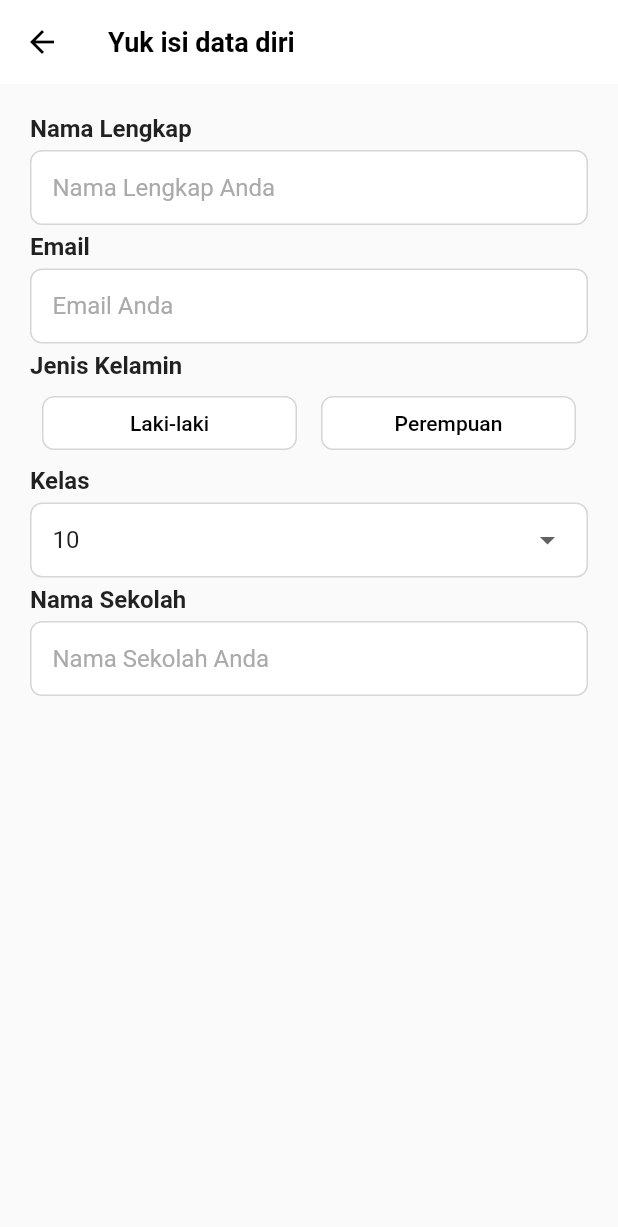
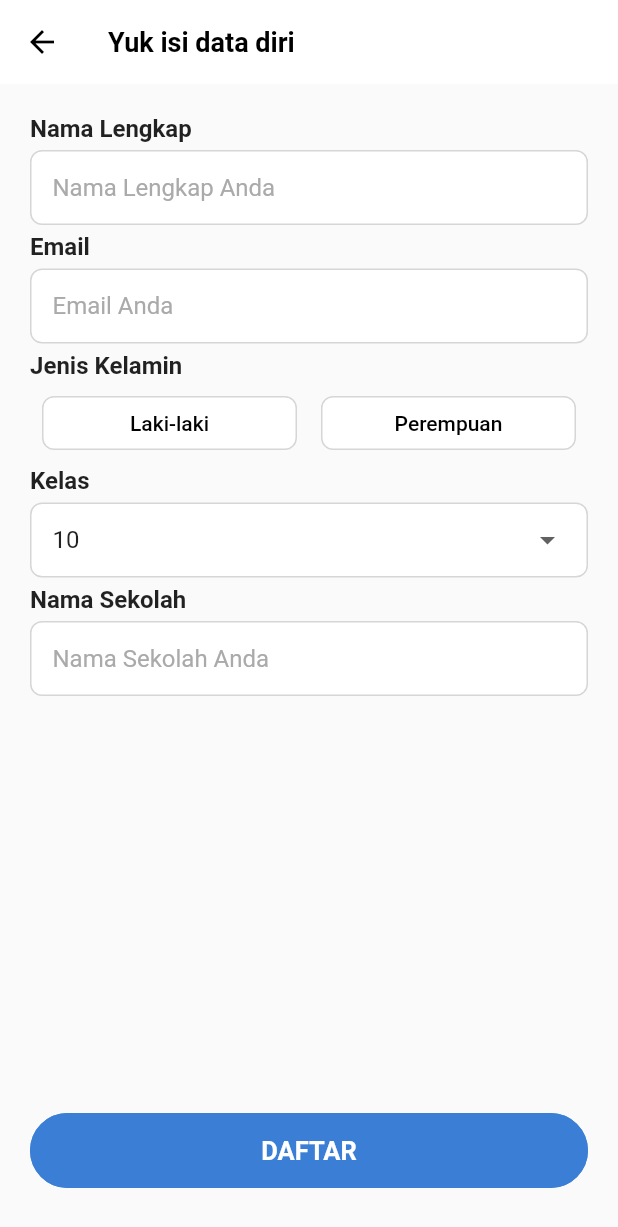
Before and after one commit to Nashci96/Muhammad_Ichsan_Tugas_FP_Learning_App_Edspert, a Flutter app: the RegisterPage screen opened by its route, on a phone screen of 412 x 824 dp. Shown: the top 1227 px of the screen. Run offline on Flutter 3.47's test engine with Material 2 defaults, Android fonts, the phone set to English and light mode, and no system bars; our stand-ins replace firebase_core; accounts and stored records are empty.

Commit message:
Register Page

```diff
--- a/lib/constants/R/strings.dart
+++ b/lib/constants/R/strings.dart
@@ -4,6 +4,7 @@ class Strings{
   String loginDescription = "Selamat Datang di Aplikasi Widya Edu Aplikasi Latihan dan Konsultasi Soal";
   String loginWithGoogle = "Masuk dengan Google";
   String loginWithApple = "Masuk dengan Apple";
+  String daftar = "DAFTAR";
 
 
 }
--- a/lib/main.dart
+++ b/lib/main.dart
@@ -1,5 +1,6 @@
 import 'package:flutter/material.dart';
 import 'package:flutter_edspert_fp_learning_app/view/login_page.dart';
+import 'package:flutter_edspert_fp_learning_app/view/main_page.dart';
 import 'package:flutter_edspert_fp_learning_app/view/register_page.dart';
 import 'package:flutter_edspert_fp_learning_app/view/splash_screen.dart';
 
@@ -33,6 +34,7 @@ class MyApp extends StatelessWidget {
         "/":(context) => const SplashScreen(),
         LoginPage.route:(context) => const LoginPage(),
         RegisterPage.route:(context) => const RegisterPage(),
+        MainPage.route:(context) => const MainPage(),
       },
     );
   }
--- a/lib/view/register_page.dart
+++ b/lib/view/register_page.dart
@@ -1,6 +1,8 @@
 import 'package:flutter/material.dart';
+import 'package:flutter_edspert_fp_learning_app/view/main_page.dart';
 
 import '../constants/r.dart';
+import 'login_page.dart';
 
 class RegisterPage extends StatefulWidget {
   const RegisterPage({Key? key}) : super(key: key);
@@ -47,7 +49,29 @@ class _RegisterPageState extends State<RegisterPage> {
             ),
           ),
       ),
-      body: Padding(
+      bottomNavigationBar:
+      SafeArea(
+        child: Padding(
+          padding: const EdgeInsets.only(bottom: 20.0),
+          child: ButtonLogin(
+                    onTap: (){
+                      Navigator.of(context).pushNamed(MainPage.route);
+                    },
+                    backgroundColor: R.colors.primary,
+                    borderColor: R.colors.primary,
+                    child: Text(
+                      R.strings.daftar,
+                      style: const TextStyle(
+                        fontSize:17,
+                        fontWeight: FontWeight.bold,
+                        color: Colors.white,
+                        ),
+                      ),
+                  ),
+        ),
+      ),
+      body: SingleChildScrollView(
+        child: Padding(
           padding: const EdgeInsets.all(20.0),
           child: Column(
             crossAxisAlignment: CrossAxisAlignment.start,
@@ -172,7 +196,9 @@ class _RegisterPageState extends State<RegisterPage> {
                 hintText: 'Nama Sekolah Anda',
                 title: 'Nama Sekolah',
                 ),
+
                 ],
+              ),
         ),
       ),
     );
```
Also changed, not shown: lib/view/main_page.dart (added, +18 -0 lines). Lines whose indentation alone changed are shown as unchanged.
